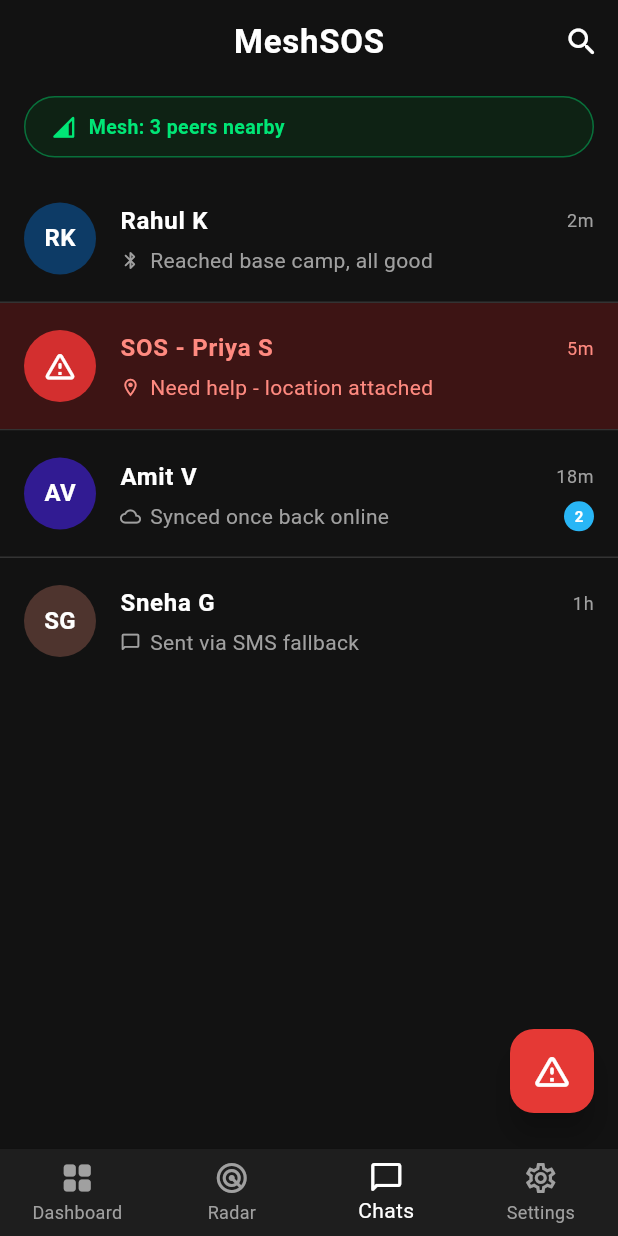
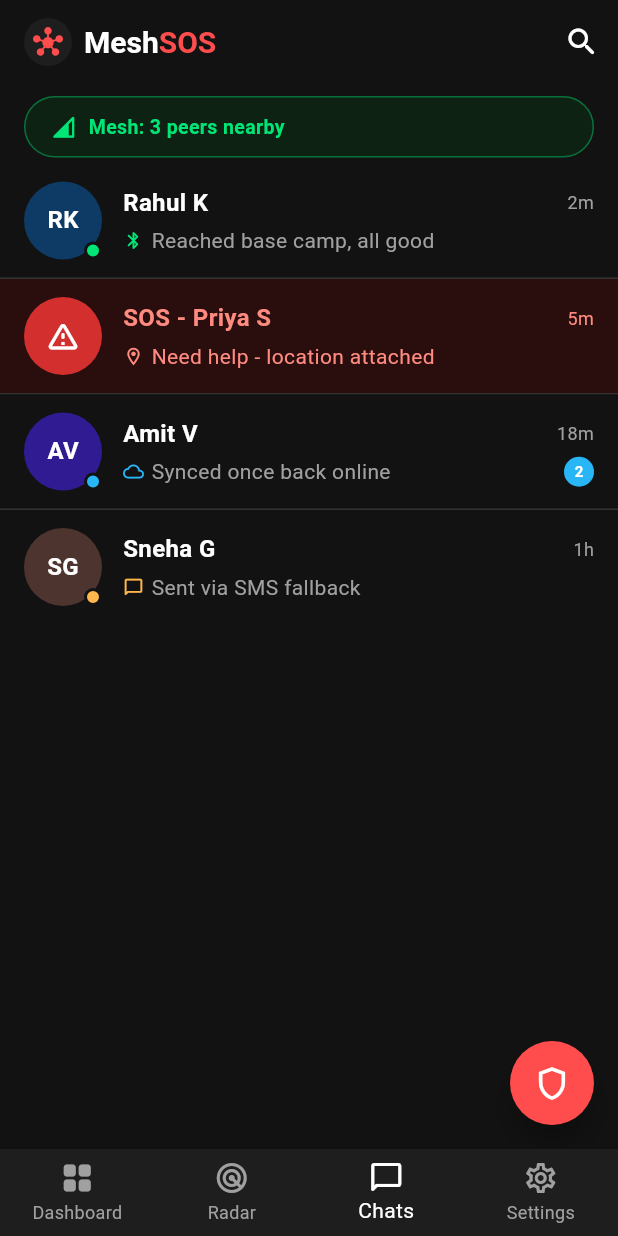
Before and after one commit to Balramsingh12233/MeshSoS, a Flutter app: the screen it shows after launch, item 3 of the bottom bar chosen, on a phone screen of 412 x 824 dp. Run offline on Flutter 3.47's test engine with Material 3 defaults, Android fonts, the phone set to English and light mode, and no system bars; our stand-ins replace flutter_riverpod, hive_flutter; accounts and stored records are empty.

Commit message:
feat(ui): consistent MeshSOS branding + circular shield FAB in ChatsListScreen
WHY: AppBar showed plain white 'MeshSOS' text instead of the hub icon +
Mesh(white)/SOS(red) RichText used on DashboardScreen. FAB was a rounded
rectangle using wrong icon (warning_amber). Per-peer transport dots were
missing on avatars making all contacts look identical.

WHAT:
- AppBar replaced with identical hub-icon + RichText branding as Dashboard
- FAB moved to Scaffold floatingActionButton with CircleBorder + shield_outlined
- Each avatar gets a coloured online dot (green=Mesh, blue=Cloud, amber=SMS)
- Transport icon in subtitle is now coloured per mode (not all grey)
- SOS tile bg darkened to #2A0E0E for stronger emergency highlight
- avatarColor + initials + isSosContact passed to ChatScreen on tile tap
- InkWell ripple added to tiles for Material touch feedback

```diff
--- a/lib/features/chat/presentation/screens/chats_list_screen.dart
+++ b/lib/features/chat/presentation/screens/chats_list_screen.dart
@@ -28,18 +28,13 @@ class ChatConversationItem {
   });
 }
 
-/// ChatsListScreen renders the WhatsApp/Messages-style conversation list screen.
+/// ChatsListScreen renders the WhatsApp/Messages-style conversation list.
 ///
-/// Design Precision (Matching User Mockup Screenshot 100%):
-/// 1. Top Brand Header: "MeshSOS" title + Search Icon (`Q`).
-/// 2. Top Network Status Pill: "Mesh: 3 peers nearby" in dark green container.
-/// 3. Conversation List Tiles:
-///    - Normal Mesh Chat (`Rahul K`): Bluetooth icon, initials avatar "RK".
-///    - SOS Emergency Chat (`SOS - Priya S`): Highlighted red background (`#3D1414`), red warning icon, location attached text.
-///    - Cloud Synced Chat (`Amit V`): Cloud icon, unread blue message badge `2`.
-///    - SMS Fallback Chat (`Sneha G`): SMS text icon, amber initials.
-/// 4. Tap Navigation: Tapping any user tile opens `ChatScreen(peerName: ...)` for that user.
-/// 5. Floating SOS Panic FAB: Round warm red button with warning triangle icon.
+/// UI Design Rules (consistent across all screens):
+/// 1. AppBar uses same hub icon + MeshSOS RichText branding as DashboardScreen.
+/// 2. SOS FAB uses circular FloatingActionButton with shield_outlined icon,
+///    matching the same panic button used on ChatScreen.
+/// 3. Tapping a tile opens ChatScreen with peer name AND avatar color passed in.
 class ChatsListScreen extends StatefulWidget {
   const ChatsListScreen({super.key});
 
@@ -48,7 +43,6 @@ class ChatsListScreen extends StatefulWidget {
 }
 
 class _ChatsListScreenState extends State<ChatsListScreen> {
-  // Demo Mockup Conversation Data matching screenshot exactly
   final List<ChatConversationItem> _conversations = [
     ChatConversationItem(
       peerId: 'peer_rahul',
@@ -57,7 +51,7 @@ class _ChatsListScreenState extends State<ChatsListScreen> {
       lastMessage: 'Reached base camp, all good',
       timeAgo: '2m',
       transportMode: DeliveryStatus.sentMesh,
-      avatarBgColor: const Color(0xFF0D3B66), // Dark Blue
+      avatarBgColor: const Color(0xFF0D3B66),
     ),
     ChatConversationItem(
       peerId: 'peer_priya_sos',
@@ -67,7 +61,7 @@ class _ChatsListScreenState extends State<ChatsListScreen> {
       timeAgo: '5m',
       transportMode: DeliveryStatus.sentMesh,
       isSosEmergency: true,
-      avatarBgColor: const Color(0xFFD32F2F), // Red
+      avatarBgColor: const Color(0xFFD32F2F),
     ),
     ChatConversationItem(
       peerId: 'peer_amit',
@@ -77,7 +71,7 @@ class _ChatsListScreenState extends State<ChatsListScreen> {
       timeAgo: '18m',
       transportMode: DeliveryStatus.sentCloud,
       unreadCount: 2,
-      avatarBgColor: const Color(0xFF311B92), // Dark Purple
+      avatarBgColor: const Color(0xFF311B92),
     ),
     ChatConversationItem(
       peerId: 'peer_sneha',
@@ -86,14 +80,31 @@ class _ChatsListScreenState extends State<ChatsListScreen> {
       lastMessage: 'Sent via SMS fallback',
       timeAgo: '1h',
       transportMode: DeliveryStatus.sentSms,
-      avatarBgColor: const Color(0xFF4E342E), // Dark Amber/Brown
+      avatarBgColor: const Color(0xFF4E342E),
     ),
   ];
 
   void _openChatForUser(ChatConversationItem item) {
     Navigator.of(context).push(
       MaterialPageRoute(
-        builder: (_) => ChatScreen(peerName: item.peerName),
+        builder: (_) => ChatScreen(
+          peerName: item.peerName,
+          avatarColor: item.avatarBgColor,
+          initials: item.isSosEmergency ? null : item.initials,
+          isSosContact: item.isSosEmergency,
+        ),
+      ),
+    );
+  }
+
+  void _triggerSosBroadcast() {
+    ScaffoldMessenger.of(context).showSnackBar(
+      const SnackBar(
+        backgroundColor: AppColors.sosAccent,
+        content: Text(
+          '🚨 EMERGENCY SOS BROADCASTED TO ALL REACHABLE PEERS',
+          style: TextStyle(color: Colors.white, fontWeight: FontWeight.bold),
+        ),
       ),
     );
   }
@@ -102,17 +113,38 @@ class _ChatsListScreenState extends State<ChatsListScreen> {
   Widget build(BuildContext context) {
     return Scaffold(
       backgroundColor: AppColors.background,
+      // ─── Brand AppBar identical to DashboardScreen ────────────────────────
       appBar: AppBar(
         backgroundColor: AppColors.background,
         elevation: 0,
         automaticallyImplyLeading: false,
-        title: const Text(
-          'MeshSOS',
-          style: TextStyle(
-            color: Colors.white,
-            fontSize: 22,
-            fontWeight: FontWeight.bold,
+        title: Row(
+          children: [
+            // Hub icon pill — same as Dashboard
+            Container(
+              padding: const EdgeInsets.all(6),
+              decoration: const BoxDecoration(
+                color: AppColors.surface,
+                shape: BoxShape.circle,
               ),
+              child: const Icon(
+                Icons.hub_rounded,
+                color: AppColors.sosAccent,
+                size: 20,
+              ),
+            ),
+            const SizedBox(width: 8),
+            // "Mesh" white + "SOS" red — same RichText as Dashboard
+            RichText(
+              text: const TextSpan(
+                style: TextStyle(fontSize: 20, fontWeight: FontWeight.bold),
+                children: [
+                  TextSpan(text: 'Mesh', style: TextStyle(color: Colors.white)),
+                  TextSpan(text: 'SOS', style: TextStyle(color: AppColors.sosAccent)),
+                ],
+              ),
+            ),
+          ],
         ),
         actions: [
           IconButton(
@@ -121,17 +153,26 @@ class _ChatsListScreenState extends State<ChatsListScreen> {
           ),
         ],
       ),
-      body: Stack(
+
+      // ─── SOS Panic FAB — circle, shield_outlined, same across all screens ──
+      floatingActionButton: FloatingActionButton(
+        elevation: 8,
+        backgroundColor: AppColors.sosAccent,
+        foregroundColor: Colors.white,
+        shape: const CircleBorder(),
+        onPressed: _triggerSosBroadcast,
+        child: const Icon(Icons.shield_outlined, size: 26),
+      ),
+
+      body: Column(
         children: [
-          Column(
-            children: [
-              // Top Transport Connectivity Pill matching screenshot
+          // Network Status Pill
           Container(
             width: double.infinity,
-                margin: const EdgeInsets.symmetric(horizontal: 16, vertical: 8),
+            margin: const EdgeInsets.fromLTRB(16, 8, 16, 4),
             padding: const EdgeInsets.symmetric(horizontal: 16, vertical: 10),
             decoration: BoxDecoration(
-                  color: const Color(0xFF0E2214), // Dark Green Container
+              color: const Color(0xFF0E2214),
               borderRadius: BorderRadius.circular(24),
               border: Border.all(
                 color: AppColors.transportMesh.withOpacity(0.4),
@@ -140,7 +181,8 @@ class _ChatsListScreenState extends State<ChatsListScreen> {
             ),
             child: const Row(
               children: [
-                    Icon(Icons.network_cell_rounded, color: AppColors.transportMesh, size: 18),
+                Icon(Icons.network_cell_rounded,
+                    color: AppColors.transportMesh, size: 18),
                 SizedBox(width: 8),
                 Text(
                   'Mesh: 3 peers nearby',
@@ -154,45 +196,15 @@ class _ChatsListScreenState extends State<ChatsListScreen> {
             ),
           ),
 
-              const SizedBox(height: 4),
-
-              // Conversation List View
+          // Conversation List
           Expanded(
             child: ListView.separated(
               itemCount: _conversations.length,
-                  separatorBuilder: (context, index) => const Divider(
-                    color: AppColors.border,
-                    height: 1,
-                  ),
+              separatorBuilder: (_, __) =>
+                  const Divider(color: AppColors.border, height: 1),
               itemBuilder: (context, index) {
-                    final item = _conversations[index];
-                    return _buildConversationTile(item);
+                return _buildConversationTile(_conversations[index]);
               },
-                ),
-              ),
-            ],
-          ),
-
-          // Floating Warm Red Emergency Action Button matching screenshot
-          Positioned(
-            right: 16,
-            bottom: 24,
-            child: FloatingActionButton(
-              elevation: 8,
-              backgroundColor: const Color(0xFFE53935), // Red
-              foregroundColor: Colors.white,
-              onPressed: () {
-                ScaffoldMessenger.of(context).showSnackBar(
-                  const SnackBar(
-                    backgroundColor: AppColors.sosAccent,
-                    content: Text(
-                      '🚨 EMERGENCY SOS BROADCASTED',
-                      style: TextStyle(color: Colors.white, fontWeight: FontWeight.bold),
-                    ),
-                  ),
-                );
-              },
-              child: const Icon(Icons.warning_amber_rounded, size: 28),
             ),
           ),
         ],
@@ -201,38 +213,50 @@ class _ChatsListScreenState extends State<ChatsListScreen> {
   }
 
   Widget _buildConversationTile(ChatConversationItem item) {
-    // If SOS emergency chat, highlight tile with dark red background (#3D1414)
-    final Color tileBgColor = item.isSosEmergency ? const Color(0xFF3D1414) : AppColors.background;
-    final Color textColor = item.isSosEmergency ? const Color(0xFFFF8A80) : AppColors.textPrimary;
-    final Color subtextColor = item.isSosEmergency ? const Color(0xFFFF8A80) : AppColors.textSecondary;
+    final bool sos = item.isSosEmergency;
+    final Color tileBg = sos ? const Color(0xFF2A0E0E) : AppColors.background;
+    final Color nameColor = sos ? const Color(0xFFFF8A80) : AppColors.textPrimary;
+    final Color subColor = sos ? const Color(0xFFFF8A80) : AppColors.textSecondary;
 
-    // Transport icon prefix
+    // Transport icon prefix in subtitle
     IconData transportIcon;
+    Color transportColor;
     switch (item.transportMode) {
       case DeliveryStatus.sentMesh:
         transportIcon = Icons.bluetooth_rounded;
+        transportColor = AppColors.transportMesh;
         break;
       case DeliveryStatus.sentCloud:
         transportIcon = Icons.cloud_outlined;
+        transportColor = AppColors.transportCloud;
         break;
       case DeliveryStatus.sentSms:
         transportIcon = Icons.chat_bubble_outline_rounded;
+        transportColor = AppColors.transportSms;
         break;
       default:
         transportIcon = Icons.bluetooth_rounded;
-        break;
+        transportColor = AppColors.transportMesh;
     }
 
-    return Container(
-      color: tileBgColor,
-      child: ListTile(
+    return Material(
+      color: tileBg,
+      child: InkWell(
         onTap: () => _openChatForUser(item),
-        contentPadding: const EdgeInsets.symmetric(horizontal: 16, vertical: 6),
-        leading: CircleAvatar(
-          radius: 24,
+        splashColor: AppColors.sosAccent.withOpacity(0.08),
+        child: Padding(
+          padding: const EdgeInsets.symmetric(horizontal: 16, vertical: 12),
+          child: Row(
+            children: [
+              // ── Peer Avatar ──────────────────────────────────────────────
+              Stack(
+                children: [
+                  CircleAvatar(
+                    radius: 26,
                     backgroundColor: item.avatarBgColor,
-          child: item.isSosEmergency
-              ? const Icon(Icons.warning_amber_rounded, color: Colors.white, size: 24)
+                    child: sos
+                        ? const Icon(Icons.warning_amber_rounded,
+                            color: Colors.white, size: 24)
                         : Text(
                             item.initials,
                             style: const TextStyle(
@@ -242,13 +266,43 @@ class _ChatsListScreenState extends State<ChatsListScreen> {
                             ),
                           ),
                   ),
-        title: Row(
+                  // Online indicator dot
+                  if (!sos)
+                    Positioned(
+                      right: 0,
+                      bottom: 0,
+                      child: Container(
+                        width: 12,
+                        height: 12,
+                        decoration: BoxDecoration(
+                          color: item.transportMode == DeliveryStatus.sentMesh
+                              ? AppColors.transportMesh
+                              : item.transportMode == DeliveryStatus.sentCloud
+                                  ? AppColors.transportCloud
+                                  : AppColors.transportSms,
+                          shape: BoxShape.circle,
+                          border: Border.all(
+                              color: AppColors.background, width: 2),
+                        ),
+                      ),
+                    ),
+                ],
+              ),
+
+              const SizedBox(width: 14),
+
+              // ── Name + Last Message ───────────────────────────────────────
+              Expanded(
+                child: Column(
+                  crossAxisAlignment: CrossAxisAlignment.start,
+                  children: [
+                    Row(
                       mainAxisAlignment: MainAxisAlignment.spaceBetween,
                       children: [
                         Text(
                           item.peerName,
                           style: TextStyle(
-                color: textColor,
+                            color: nameColor,
                             fontSize: 16,
                             fontWeight: FontWeight.bold,
                           ),
@@ -256,32 +310,32 @@ class _ChatsListScreenState extends State<ChatsListScreen> {
                         Text(
                           item.timeAgo,
                           style: TextStyle(
-                color: item.isSosEmergency ? const Color(0xFFFF8A80) : AppColors.textSecondary,
+                            color: sos
+                                ? const Color(0xFFFF8A80)
+                                : AppColors.textSecondary,
                             fontSize: 12,
                           ),
                         ),
                       ],
                     ),
-        subtitle: Padding(
-          padding: const EdgeInsets.only(top: 4.0),
-          child: Row(
+                    const SizedBox(height: 4),
+                    Row(
                       children: [
-              if (item.isSosEmergency)
-                const Icon(Icons.location_on_outlined, color: Color(0xFFFF8A80), size: 14)
-              else
-                Icon(transportIcon, color: AppColors.textSecondary, size: 14),
-              const SizedBox(width: 6),
+                        Icon(
+                          sos ? Icons.location_on_outlined : transportIcon,
+                          color: sos ? const Color(0xFFFF8A80) : transportColor,
+                          size: 14,
+                        ),
+                        const SizedBox(width: 5),
                         Expanded(
                           child: Text(
                             item.lastMessage,
                             maxLines: 1,
                             overflow: TextOverflow.ellipsis,
-                  style: TextStyle(
-                    color: subtextColor,
-                    fontSize: 14,
+                            style: TextStyle(color: subColor, fontSize: 14),
                           ),
                         ),
-              ),
+                        // Unread badge
                         if (item.unreadCount > 0) ...[
                           const SizedBox(width: 8),
                           CircleAvatar(
@@ -299,6 +353,11 @@ class _ChatsListScreenState extends State<ChatsListScreen> {
                         ],
                       ],
                     ),
+                  ],
+                ),
+              ),
+            ],
+          ),
         ),
       ),
     );
```
Lines whose indentation alone changed are shown as unchanged.
